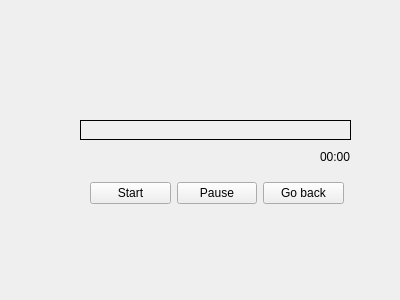
Before: the Qt Designer form trainer.ui in philipscode/typingTrainer, drawn with Qt 5.
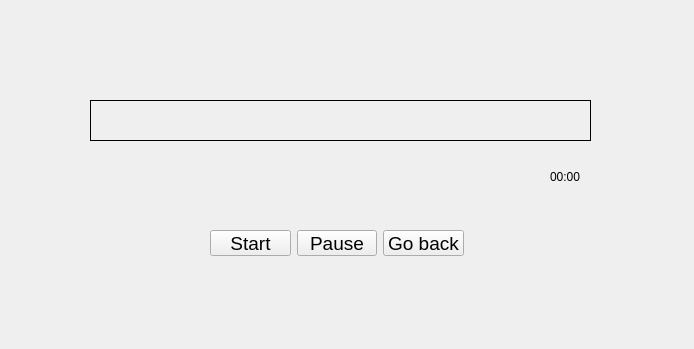
After: the same form once the commit is applied.

```diff
--- a/trainer.ui
+++ b/trainer.ui
@@ -6,8 +6,8 @@
    <rect>
     <x>0</x>
     <y>0</y>
-    <width>400</width>
-    <height>300</height>
+    <width>694</width>
+    <height>349</height>
    </rect>
   </property>
   <property name="windowTitle">
@@ -16,12 +16,18 @@
   <widget class="QLabel" name="label">
    <property name="geometry">
     <rect>
-     <x>80</x>
-     <y>120</y>
-     <width>271</width>
-     <height>20</height>
+     <x>90</x>
+     <y>100</y>
+     <width>501</width>
+     <height>41</height>
     </rect>
    </property>
+   <property name="font">
+    <font>
+     <family>Arial</family>
+     <pointsize>24</pointsize>
+    </font>
+   </property>
    <property name="frameShape">
     <enum>QFrame::Box</enum>
    </property>
@@ -35,8 +41,8 @@
   <widget class="QWidget" name="layoutWidget">
    <property name="geometry">
     <rect>
-     <x>90</x>
-     <y>180</y>
+     <x>210</x>
+     <y>230</y>
      <width>254</width>
      <height>26</height>
     </rect>
@@ -44,16 +50,31 @@
    <layout class="QHBoxLayout" name="horizontalLayout">
     <item>
      <widget class="QPushButton" name="startButton">
+      <property name="font">
+       <font>
+        <family>Arial</family>
+        <pointsize>14</pointsize>
+       </font>
+      </property>
       <property name="focusPolicy">
        <enum>Qt::NoFocus</enum>
       </property>
       <property name="text">
        <string>Start</string>
       </property>
+      <property name="flat">
+       <bool>false</bool>
+      </property>
      </widget>
     </item>
     <item>
      <widget class="QPushButton" name="pauseButton">
+      <property name="font">
+       <font>
+        <family>Arial</family>
+        <pointsize>14</pointsize>
+       </font>
+      </property>
       <property name="text">
        <string>Pause</string>
       </property>
@@ -61,6 +82,12 @@
     </item>
     <item>
      <widget class="QPushButton" name="Back_to_lesson">
+      <property name="font">
+       <font>
+        <family>Arial</family>
+        <pointsize>14</pointsize>
+       </font>
+      </property>
       <property name="focusPolicy">
        <enum>Qt::NoFocus</enum>
       </property>
@@ -74,8 +101,8 @@
   <widget class="QLabel" name="label_time">
    <property name="geometry">
     <rect>
-     <x>320</x>
-     <y>150</y>
+     <x>550</x>
+     <y>170</y>
      <width>47</width>
      <height>13</height>
     </rect>
```
Left out of the diff: 3 changed lines with no effect on the pictures.
